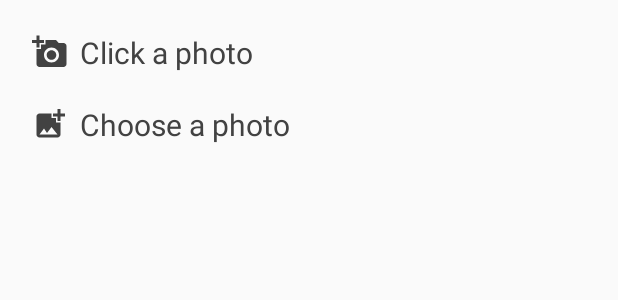
After one commit to antarikshc/Intrack-android, an Android app: the layout edit_image_layout.xml on its own in the app's theme, with its tools: preview values and no code run, on a phone screen of 412 x 824 dp. The commit adds this screen. Shown: the top 300 px of the screen. Run offline under Robolectric (Android 15) with nearby library versions, the phone set to English and light mode, and no system bars.

Commit message:
Added Intents for Camera and Gallery
Signed-off-by: Antariksh C <antarikshc@gmail.com>

```diff
--- a/app/src/main/res/drawable/ic_add_camera.xml
+++ b/app/src/main/res/drawable/ic_add_camera.xml
@@ -6,7 +6,7 @@
     <group>
         <clip-path android:pathData="M24,24H0V0h24v24z M 0,0" />
         <path
-            android:fillColor="#000000"
+            android:fillColor="#424242"
             android:pathData="M3 4V1h2v3h3v2H5v3H3V6H0V4h3zm3 6V7h3V4h7l1.83 2H21c1.1 0 2 0.9 2 2v12c0 1.1,-0.9 2,-2 2H5c-1.1 0,-2,-0.9,-2,-2V10h3zm7 9c2.76 0 5,-2.24 5,-5s-2.24,-5,-5,-5,-5 2.24,-5 5 2.24 5 5 5zm-3.2,-5c0 1.77 1.43 3.2 3.2 3.2s3.2,-1.43 3.2,-3.2,-1.43,-3.2,-3.2,-3.2,-3.2 1.43,-3.2 3.2z" />
     </group>
 </vector>
--- a/app/src/main/res/drawable/ic_add_gallery.xml
+++ b/app/src/main/res/drawable/ic_add_gallery.xml
@@ -4,6 +4,6 @@
     android:viewportWidth="24"
     android:viewportHeight="24">
     <path
-        android:fillColor="#000000"
+        android:fillColor="#424242"
         android:pathData="M19,7v2.99s-1.99,0.01 -2,0L17,7h-3s0.01,-1.99 0,-2h3L17,2h2v3h3v2h-3zM16,11L16,8h-3L13,5L5,5c-1.1,0 -2,0.9 -2,2v12c0,1.1 0.9,2 2,2h12c1.1,0 2,-0.9 2,-2v-8h-3zM5,19l3,-4 2,3 3,-4 4,5L5,19z" />
 </vector>
--- a/app/src/main/res/layout/activity_editor.xml
+++ b/app/src/main/res/layout/activity_editor.xml
@@ -31,7 +31,7 @@
     </android.support.v7.widget.CardView>
 
     <TextView
-        android:id="@+id/edit_photo"
+        android:id="@+id/edit_image"
         android:layout_width="wrap_content"
         android:layout_height="wrap_content"
         android:layout_below="@+id/item_icon_ring"
@@ -46,7 +46,7 @@
         android:layout_width="wrap_content"
         android:layout_height="wrap_content"
         android:layout_alignStart="@+id/stock_text_layout"
-        android:layout_below="@+id/edit_photo"
+        android:layout_below="@+id/edit_image"
         android:layout_marginTop="10dp"
         android:text="@string/item_name"
         android:textSize="12sp" />
--- /dev/null
+++ b/app/src/main/res/layout/edit_image_layout.xml
@@ -0,0 +1,33 @@
+<?xml version="1.0" encoding="utf-8"?>
+<RelativeLayout xmlns:android="http://schemas.android.com/apk/res/android"
+    android:layout_width="match_parent"
+    android:layout_height="wrap_content"
+    android:padding="16dp">
+
+    <TextView
+        android:id="@+id/click_photo"
+        android:layout_width="wrap_content"
+        android:layout_height="wrap_content"
+        android:layout_alignParentStart="true"
+        android:layout_alignParentTop="true"
+        android:padding="5dp"
+        android:drawableStart="@drawable/ic_add_camera"
+        android:drawablePadding="8dp"
+        android:text="@string/click_photo"
+        android:textSize="20sp"
+        android:textColor="#424242" />
+
+    <TextView
+        android:id="@+id/choose_photo"
+        android:layout_width="wrap_content"
+        android:layout_height="wrap_content"
+        android:layout_alignParentStart="true"
+        android:layout_below="@+id/click_photo"
+        android:layout_marginTop="10dp"
+        android:padding="5dp"
+        android:drawableStart="@drawable/ic_add_gallery"
+        android:drawablePadding="8dp"
+        android:text="@string/choose_photo"
+        android:textSize="20sp"
+        android:textColor="#424242" />
+</RelativeLayout>
--- a/app/src/main/res/values/strings.xml
+++ b/app/src/main/res/values/strings.xml
@@ -14,4 +14,6 @@
     <string name="capacity">Capacity</string>
     <string name="optional">(optional)</string>
     <string name="save">SAVE</string>
+    <string name="click_photo">Click a photo</string>
+    <string name="choose_photo">Choose a photo</string>
 </resources>
```
Also changed, not shown: app/src/main/java/com/antarikshc/intrack/EditorActivity.java (+125 -0 lines).
